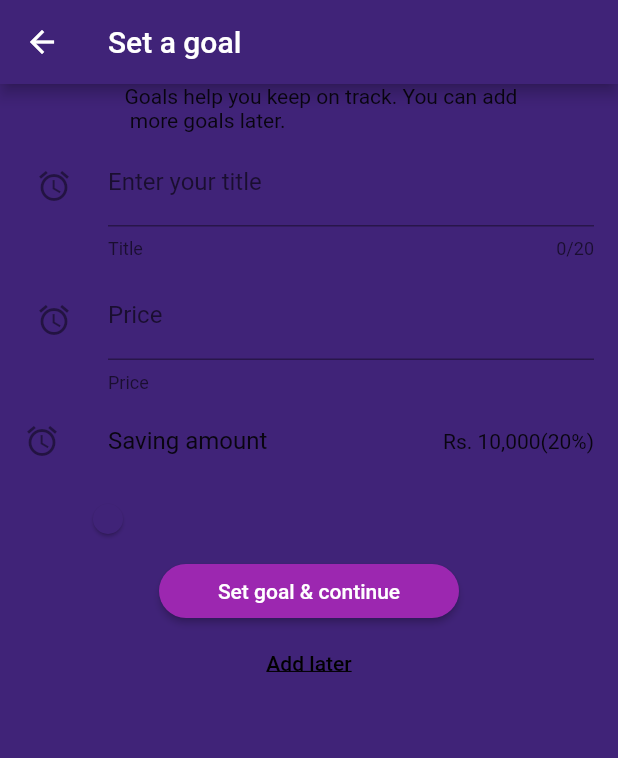
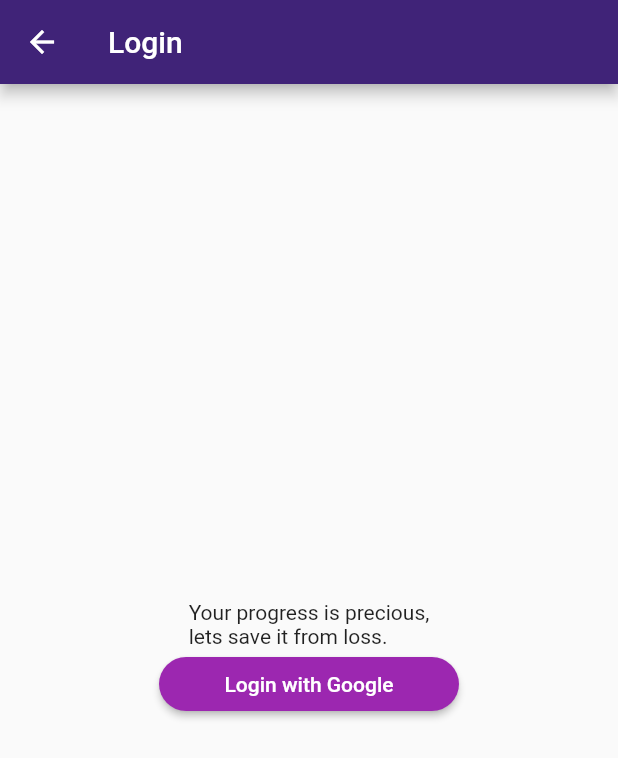
Before and after one commit to AsharZia/moneficient, a Flutter app: the GoalScreen screen opened by its route, after a tap on "Set goal & continue", on a phone screen of 412 x 824 dp. Shown: the top 758 px of the screen. Run offline on Flutter 3.47's test engine with Material 2 defaults, Android fonts, the phone set to English and light mode, and no system bars.

Commit message:
login screen added

```diff
--- a/lib/Registration/goal.dart
+++ b/lib/Registration/goal.dart
@@ -45,7 +45,7 @@ class _GoalScreenState extends State<GoalScreen> {
             ),
             RaisedButton(
               child: Text('Set goal & continue'),
-              onPressed: () {},
+              onPressed: () => Navigator.pushNamed(context, '/login'),
             ),
             FlatButton(
               child: Text(
@@ -54,7 +54,7 @@ class _GoalScreenState extends State<GoalScreen> {
                   decoration: TextDecoration.underline,
                 ),
               ),
-              onPressed: () {},
+              onPressed: () => Navigator.pushNamed(context, '/login'),
             ),
           ],
         ));
--- /dev/null
+++ b/lib/login/login.dart
@@ -0,0 +1,29 @@
+import 'package:flutter/material.dart';
+
+class LoginScreen extends StatefulWidget {
+  @override
+  _LoginScreenState createState() => _LoginScreenState();
+}
+
+class _LoginScreenState extends State<LoginScreen> {
+  @override
+  Widget build(BuildContext context) {
+    return Scaffold(
+      appBar: AppBar(
+        title: Text('Login'),
+      ),
+      body: Center(
+        child: Column(
+          mainAxisAlignment: MainAxisAlignment.center,
+          children: <Widget>[
+            Text('Your progress is precious,\nlets save it from loss.'),
+            RaisedButton(
+              child: Text('Login with Google'),
+              onPressed: () {},
+            ),
+          ],
+        ),
+      ),
+    );
+  }
+}
--- a/lib/main.dart
+++ b/lib/main.dart
@@ -1,5 +1,6 @@
 import 'package:flutter/material.dart';
 import 'package:moneficient/Registration/register.dart';
+import 'package:moneficient/login/login.dart';
 import 'package:moneficient/registration/goal.dart';
 
 Map<int, Color> color =
@@ -35,7 +36,8 @@ class MyApp extends StatelessWidget {
       home: RegisterScreen(),
       routes: {
         '/register': (context) => RegisterScreen(),
-        '/goal': (context) => GoalScreen()
+        '/goal': (context) => GoalScreen(),
+        '/login': (context) => LoginScreen()
       },
     );
   }
```
